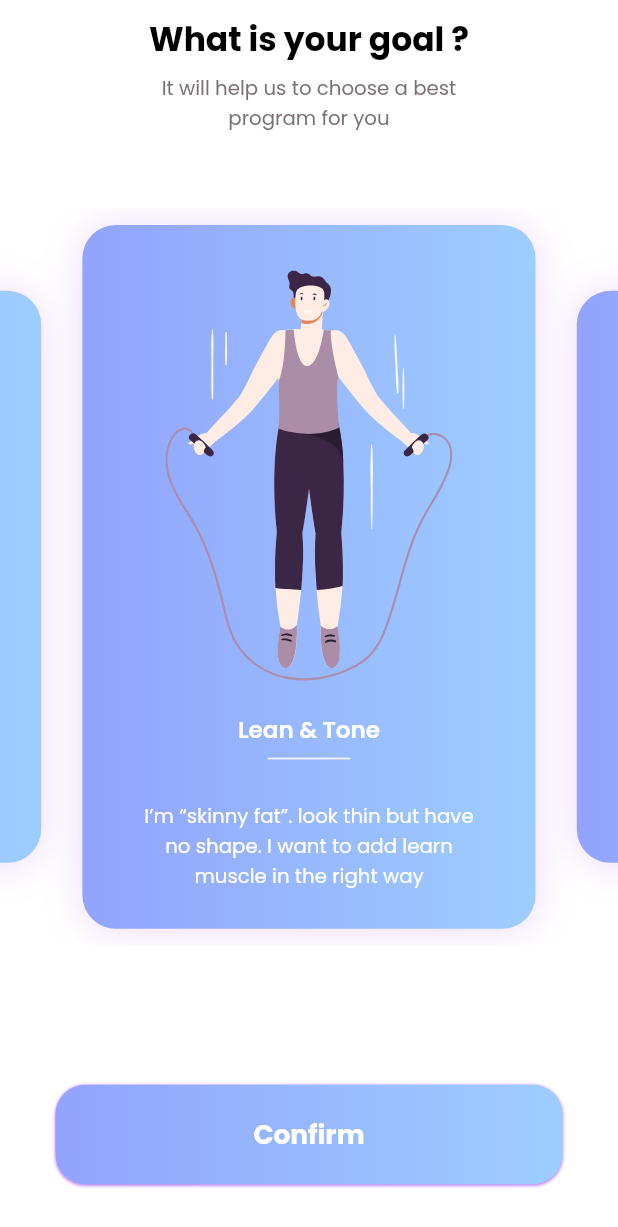
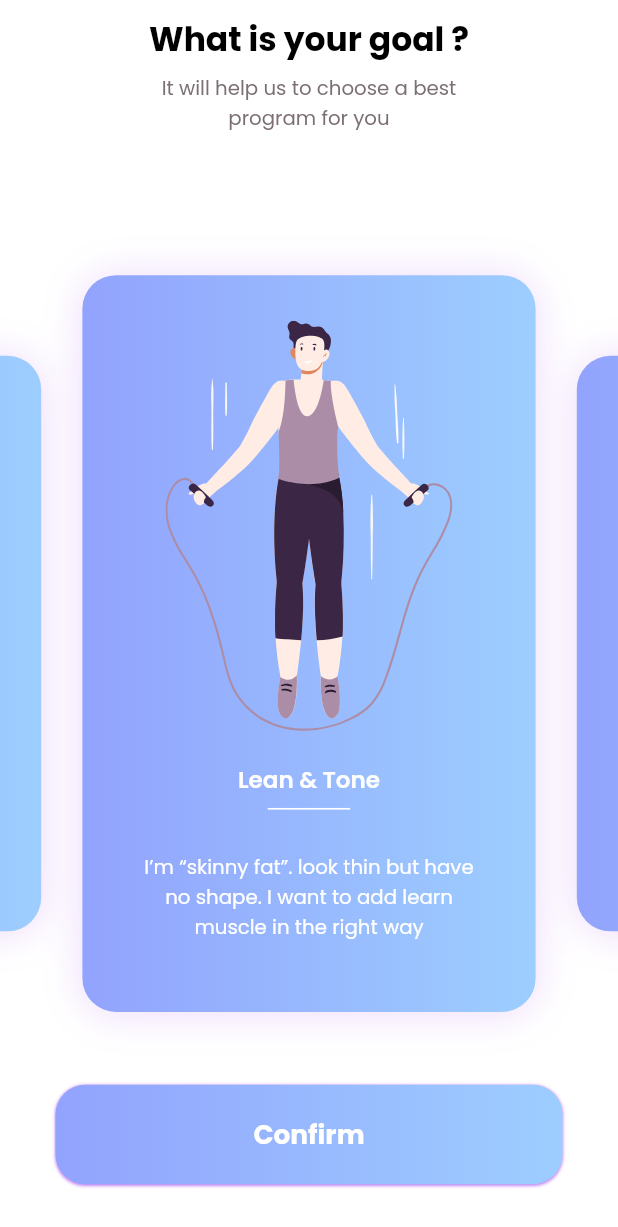
Before and after one commit to Zee-Palm-LLC/Masmasfit, a Flutter app: the MyGoals screen opened directly, on a phone screen of 412 x 824 dp. Shown: the top 1227 px of the screen. Run offline on Flutter 3.47's test engine with Material 2 defaults, Android fonts, the phone set to English and light mode, and no system bars; drawn by our look-alikes of gradient_widgets; our stand-ins replace camera, flutter_screenutil, flutter_svg, flutter_svg_provider, get, google_fonts and 5 more; missing offline and left inert: syncfusion_flutter_core; network calls fail.

Commit message:
fixed bugs

```diff
--- a/lib/dashboard/bmi_card.dart
+++ b/lib/dashboard/bmi_card.dart
@@ -1,9 +1,6 @@
 // ignore_for_file: public_member_api_docs, sort_constructors_first
 import 'package:flutter/material.dart';
-import 'package:flutter/rendering.dart';
 import 'package:flutter_screenutil/flutter_screenutil.dart';
-import 'package:flutter_svg/flutter_svg.dart';
-import 'package:get/get.dart';
 import 'package:gradient_widgets/gradient_widgets.dart';
 import 'package:flutter_svg_provider/flutter_svg_provider.dart' as svg_provider;
 import 'package:masmas_fit/assets.dart';
--- a/lib/dashboard/sleep_card.dart
+++ b/lib/dashboard/sleep_card.dart
@@ -28,9 +28,7 @@ class SleepCard extends StatelessWidget {
               'Sleep',
               style: TextFonts().kMedium12,
             ),
-            SizedBox(
-              height: 5.h,
-            ),
+
             GradientText(
               '7hr 56m',
               style: TextFonts().kSemiBold14,
--- a/lib/onboarding/onboarding_3.dart
+++ b/lib/onboarding/onboarding_3.dart
@@ -1,7 +1,5 @@
 import 'package:flutter/material.dart';
 import 'package:flutter/services.dart';
-import 'package:flutter/src/foundation/key.dart';
-import 'package:flutter/src/widgets/framework.dart';
 import 'package:flutter_screenutil/flutter_screenutil.dart';
 import 'package:flutter_svg/flutter_svg.dart';
 import 'package:get/get.dart';
@@ -10,7 +8,6 @@ import 'package:masmas_fit/colors.dart';
 import 'package:masmas_fit/onboarding/onboarding_4.dart';
 import 'package:masmas_fit/text_fonts.dart';
 import 'package:masmas_fit/title_fonts.dart';
-import 'package:masmas_fit/widgets/custom_elevated_button.dart';
 import 'package:masmas_fit/widgets/floating_action_progress_button.dart';
 
 class OnboardingThree extends StatefulWidget {
--- a/lib/onboarding/onboarding_4.dart
+++ b/lib/onboarding/onboarding_4.dart
@@ -13,7 +13,6 @@ import 'package:masmas_fit/onboarding/onboarding_2.dart';
 import 'package:masmas_fit/sign_up_and_login.dart/register_page.dart';
 import 'package:masmas_fit/text_fonts.dart';
 import 'package:masmas_fit/title_fonts.dart';
-import 'package:masmas_fit/widgets/custom_elevated_button.dart';
 import 'package:masmas_fit/widgets/floating_action_progress_button.dart';
 
 class OnboardingFour extends StatefulWidget {
--- a/lib/progress_tracker/comparison_result.dart
+++ b/lib/progress_tracker/comparison_result.dart
@@ -247,13 +247,11 @@ class _ComparisonResultState extends State<ComparisonResult> {
 
   List<String> categories = [
     'Front Facing',
-    'Back Facing',
     'Left Facing',
     'Right Facing'
   ];
   List<String> imagesMont1 = [
     'https://ychef.files.bbci.co.uk/1376x774/p07ztf1q.jpg',
-    'https://cairowestmag.com/wp-content/uploads/2018/12/5b43ccf31335b831008b4c1c-750-563.jpg',
     'https://cdn.jefit.com/wp/wp-content/uploads/2017/08/Fitness-Goals.jpg',
     'https://assets.entrepreneur.com/content/3x2/2000/20151012194720-woman-exercising-workout.jpeg',
   ];
--- a/lib/progress_tracker/progress_tracker.dart
+++ b/lib/progress_tracker/progress_tracker.dart
@@ -180,7 +180,6 @@ class ProgressTrackerState extends State<ProgressTracker> {
 
 List<String> images = [
   'https://ychef.files.bbci.co.uk/1376x774/p07ztf1q.jpg',
-  'https://cairowestmag.com/wp-content/uploads/2018/12/5b43ccf31335b831008b4c1c-750-563.jpg',
   'https://cdn.jefit.com/wp/wp-content/uploads/2017/08/Fitness-Goals.jpg',
   'https://assets.entrepreneur.com/content/3x2/2000/20151012194720-woman-exercising-workout.jpeg',
   'https://montreall.com/wp-content/uploads/2014/02/WomensGyms.jpg',
--- a/lib/sign_up_and_login.dart/goal_card.dart
+++ b/lib/sign_up_and_login.dart/goal_card.dart
@@ -24,7 +24,7 @@ class GoalCard extends StatelessWidget {
   @override
   Widget build(BuildContext context) {
     return AnimatedContainer(
-      duration: Duration(milliseconds: 500),
+      duration: const Duration(milliseconds: 500),
       curve: Curves.easeIn,
       child: Container(
         height: active ? 484.h : 478.h - 100.h,
--- a/lib/sign_up_and_login.dart/goals.dart
+++ b/lib/sign_up_and_login.dart/goals.dart
@@ -53,9 +53,7 @@ class MyGoalsState extends State<MyGoals> {
                 SizedBox(
                   height: 50.h,
                 ),
-                SizedBox(
-                  width: Get.width,
-                  height: 484.h,
+                Expanded(
                   child: PageView.builder(
                       controller: _pc,
                       onPageChanged: (page) {
@@ -67,7 +65,7 @@ class MyGoalsState extends State<MyGoals> {
                       pageSnapping: true,
                       itemBuilder: (context, pagePosition) {
                         bool active = activePage == pagePosition;
-                        double margin = active ? 10.w : 50.w;
+                        double margin = active ? 5.w : 50.w;
                         return Padding(
                           padding: EdgeInsets.symmetric(
                               horizontal: 5.w, vertical: margin),
@@ -82,7 +80,6 @@ class MyGoalsState extends State<MyGoals> {
                         );
                       }),
                 ),
-                const Expanded(child: SizedBox()),
                 Padding(
                   padding: EdgeInsets.symmetric(horizontal: 30.w),
                   child: GradientButton(
--- a/lib/sign_up_and_login.dart/register_page.dart
+++ b/lib/sign_up_and_login.dart/register_page.dart
@@ -12,14 +12,11 @@ import 'package:line_icons/line_icon.dart';
 import 'package:masmas_fit/assets.dart';
 import 'package:masmas_fit/colors.dart';
 import 'package:masmas_fit/link_fonts.dart';
-import 'package:masmas_fit/onboarding/onboarding_2.dart';
 import 'package:masmas_fit/sign_up_and_login.dart/complete_profile.dart';
 import 'package:masmas_fit/sign_up_and_login.dart/login.dart';
 import 'package:masmas_fit/text_fonts.dart';
 import 'package:masmas_fit/title_fonts.dart';
-import 'package:masmas_fit/widgets/custom_elevated_button.dart';
 import 'package:masmas_fit/widgets/custom_text_form_field.dart';
-import 'package:masmas_fit/widgets/floating_action_progress_button.dart';
 import 'package:masmas_fit/widgets/safe_area_wrapper.dart';
 import 'package:masmas_fit/widgets/third_party_login_tile.dart';
 
--- a/lib/workout_tracker/wokrout_details.dart
+++ b/lib/workout_tracker/wokrout_details.dart
@@ -409,8 +409,6 @@ class _WorkoutDetailsState extends State<WorkoutDetails> {
         reps: 0,
         duration: 5.minutes),
     ExerciseModel(
-        exerciseName: 'Jumping Jacks', exerciseImage: images[1], reps: 12),
-    ExerciseModel(
         exerciseName: 'Skipping',
         exerciseImage: images[2],
         reps: 0,
@@ -561,7 +559,6 @@ String printDuration(Duration duration) {
 
 List<String> images = [
   'https://ychef.files.bbci.co.uk/1376x774/p07ztf1q.jpg',
-  'https://cairowestmag.com/wp-content/uploads/2018/12/5b43ccf31335b831008b4c1c-750-563.jpg',
   'https://cdn.jefit.com/wp/wp-content/uploads/2017/08/Fitness-Goals.jpg',
   'https://assets.entrepreneur.com/content/3x2/2000/20151012194720-woman-exercising-workout.jpeg',
   'https://montreall.com/wp-content/uploads/2014/02/WomensGyms.jpg',
```
Also changed, not shown: lib/main.dart (+1 -7 lines), lib/sign_up_and_login.dart/login.dart (+3 -17 lines), pubspec.lock, 1 other file.
